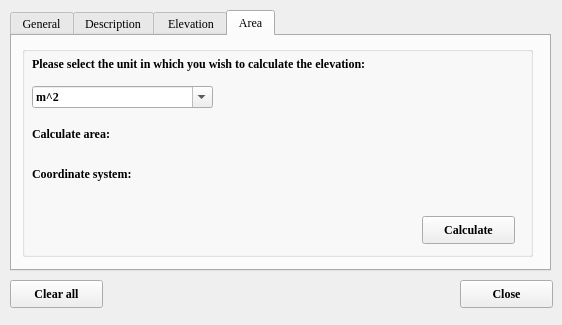
WiktoriaSamek/InformaticsPlugin, file Informatics_plugin_dialog_base.ui: the form before one commit.
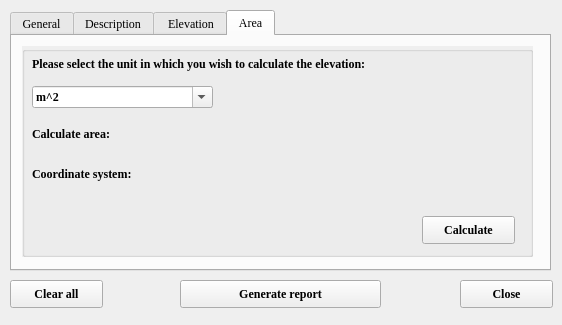
The form after the commit. Custom widgets are drawn as their Qt base class.

Commit message: New def generat_report

```diff
--- a/Informatics_plugin_dialog_base.ui
+++ b/Informatics_plugin_dialog_base.ui
@@ -462,6 +462,9 @@
        <height>211</height>
       </rect>
      </property>
+     <property name="autoFillBackground">
+      <bool>true</bool>
+     </property>
      <property name="title">
       <string/>
      </property>
@@ -697,6 +700,26 @@
     <string>Close</string>
    </property>
   </widget>
+  <widget class="QPushButton" name="pushbutton_report">
+   <property name="geometry">
+    <rect>
+     <x>180</x>
+     <y>280</y>
+     <width>201</width>
+     <height>28</height>
+    </rect>
+   </property>
+   <property name="font">
+    <font>
+     <family>Times New Roman</family>
+     <weight>75</weight>
+     <bold>true</bold>
+    </font>
+   </property>
+   <property name="text">
+    <string>Generate report</string>
+   </property>
+  </widget>
  </widget>
  <customwidgets>
   <customwidget>
```
The commit also changes 2 other files.
